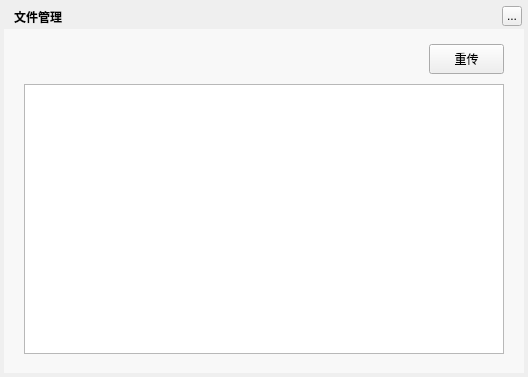
Qt form TTKCore/musicUi/musicToolswidget/musiccloudfilemanagerdialog.ui (jjzhang166/Musicplayer) before a commit.
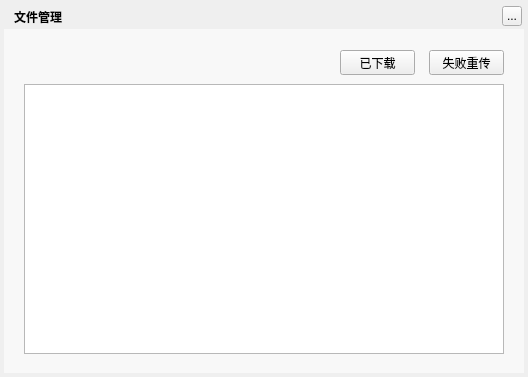
The same form after that commit. Custom widgets are drawn as their Qt base class.

Patch:
```diff
--- a/TTKCore/musicUi/musicToolswidget/musiccloudfilemanagerdialog.ui
+++ b/TTKCore/musicUi/musicToolswidget/musiccloudfilemanagerdialog.ui
@@ -69,7 +69,39 @@
 QLabel{background:transparent;}</string>
    </property>
   </widget>
-  <widget class="MusicCloudUploadTableWidget" name="uploadTableWidget">
+  <widget class="QPushButton" name="reuploadButton">
+   <property name="geometry">
+    <rect>
+     <x>429</x>
+     <y>50</y>
+     <width>75</width>
+     <height>25</height>
+    </rect>
+   </property>
+   <property name="cursor">
+    <cursorShape>PointingHandCursor</cursorShape>
+   </property>
+   <property name="text">
+    <string>失败重传</string>
+   </property>
+  </widget>
+  <widget class="QPushButton" name="downloadedButton">
+   <property name="geometry">
+    <rect>
+     <x>340</x>
+     <y>50</y>
+     <width>75</width>
+     <height>25</height>
+    </rect>
+   </property>
+   <property name="cursor">
+    <cursorShape>PointingHandCursor</cursorShape>
+   </property>
+   <property name="text">
+    <string>已下载</string>
+   </property>
+  </widget>
+  <widget class="QStackedWidget" name="stackedWidget">
    <property name="geometry">
     <rect>
      <x>24</x>
@@ -78,32 +110,30 @@
      <height>270</height>
     </rect>
    </property>
-  </widget>
-  <widget class="QPushButton" name="reuploadButton">
-   <property name="geometry">
-    <rect>
-     <x>429</x>
-     <y>44</y>
-     <width>75</width>
-     <height>30</height>
-    </rect>
+   <property name="currentIndex">
+    <number>0</number>
    </property>
-   <property name="text">
-    <string>重传</string>
-   </property>
+   <widget class="MusicCloudUploadTableWidget" name="uploadedTableWidget"/>
+   <widget class="MusicCloudDownloadTableWidget" name="downloadedTableWidget"/>
   </widget>
   <zorder>background</zorder>
   <zorder>backgroundMask</zorder>
   <zorder>topTitleName</zorder>
   <zorder>topTitleCloseButton</zorder>
-  <zorder>uploadTableWidget</zorder>
   <zorder>reuploadButton</zorder>
+  <zorder>downloadedButton</zorder>
+  <zorder>stackedWidget</zorder>
  </widget>
  <customwidgets>
   <customwidget>
    <class>MusicCloudUploadTableWidget</class>
    <extends>QTableWidget</extends>
-   <header location="global">musiccloudfilemanagerdialog.h</header>
+   <header location="global">musiccloudtablewidget.h</header>
+  </customwidget>
+  <customwidget>
+   <class>MusicCloudDownloadTableWidget</class>
+   <extends>QTableWidget</extends>
+   <header location="global">musiccloudtablewidget.h</header>
   </customwidget>
  </customwidgets>
  <resources/>
```
